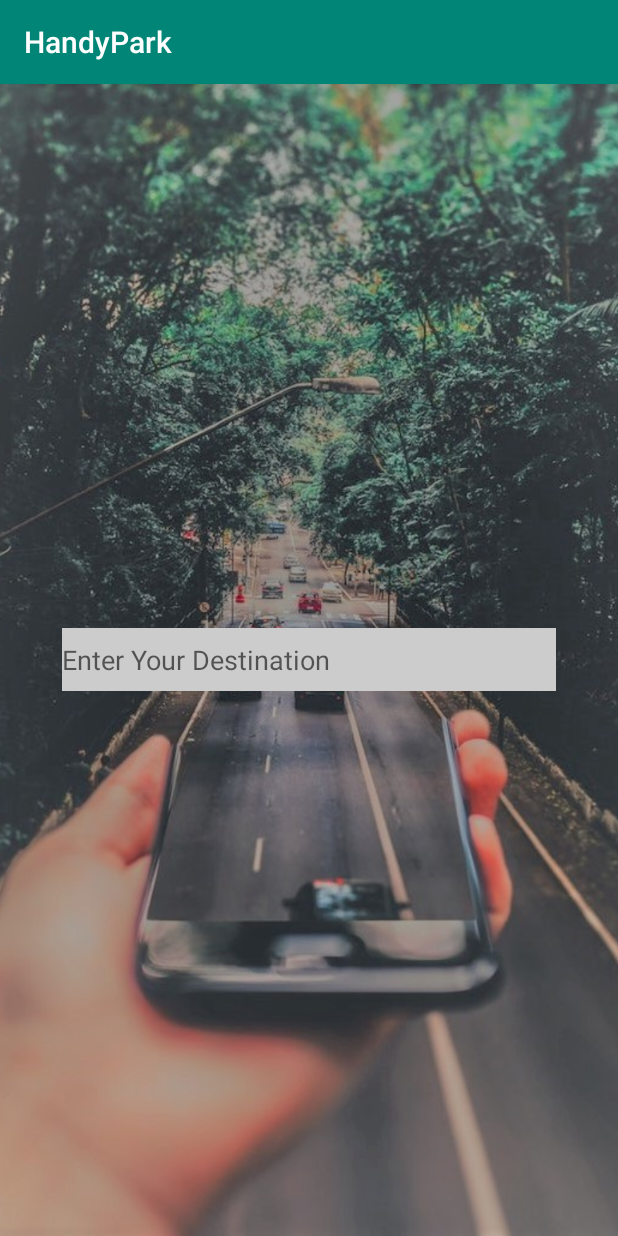
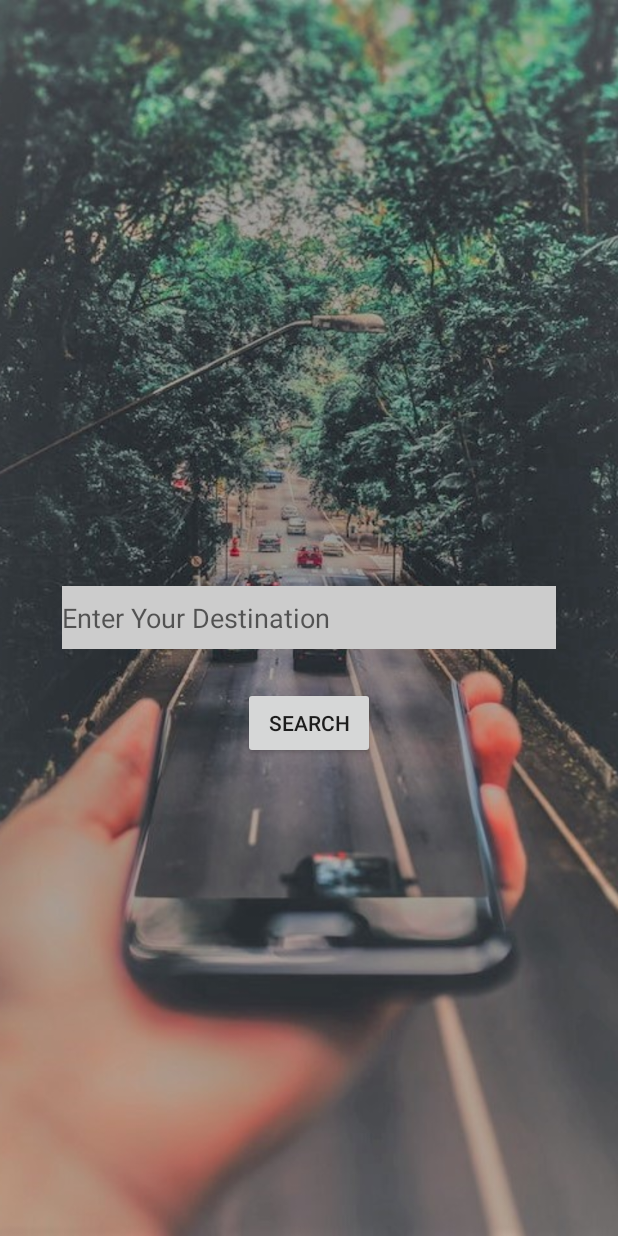
Before and after one commit to A01037479/HandyPark, an Android app: the screen it shows after launch (MainActivity), on a phone screen of 412 x 824 dp. Run offline under Robolectric (Android 15) with nearby library versions, the phone set to English and light mode, and no system bars.

Commit message:
Added second page and explicit intent that grabs search bar contents

```diff
--- a/app/src/main/AndroidManifest.xml
+++ b/app/src/main/AndroidManifest.xml
@@ -1,7 +1,7 @@
 <?xml version="1.0" encoding="utf-8"?>
 <manifest xmlns:android="http://schemas.android.com/apk/res/android"
     package="ca.bcit.handypark">
-
+    <uses-permission android:name="android.permission.INTERNET" />
     <application
         android:allowBackup="true"
         android:icon="@mipmap/ic_launcher"
@@ -9,6 +9,7 @@
         android:roundIcon="@mipmap/ic_launcher_round"
         android:supportsRtl="true"
         android:theme="@style/AppTheme">
+        <activity android:name=".ResultsActivity"></activity>
         <activity android:name=".MainActivity">
             <intent-filter>
                 <action android:name="android.intent.action.MAIN" />
--- a/app/src/main/java/ca/bcit/handypark/MainActivity.java
+++ b/app/src/main/java/ca/bcit/handypark/MainActivity.java
@@ -2,7 +2,12 @@ package ca.bcit.handypark;
 
 import androidx.appcompat.app.AppCompatActivity;
 
+import android.content.Intent;
 import android.os.Bundle;
+import android.view.View;
+import android.widget.Button;
+import android.widget.EditText;
+import android.widget.TextView;
 
 public class MainActivity extends AppCompatActivity {
 
@@ -10,5 +15,19 @@ public class MainActivity extends AppCompatActivity {
     protected void onCreate(Bundle savedInstanceState) {
         super.onCreate(savedInstanceState);
         setContentView(R.layout.activity_main);
+        Button btnSearch = findViewById(R.id.btnSearch);
+        btnSearch.setOnClickListener(btnLstnr);
     }
+
+    private View.OnClickListener btnLstnr = new View.OnClickListener() {
+        @Override
+        public void onClick(View view) {
+            EditText etDestination = findViewById(R.id.etDestination);
+            String dest = etDestination.getText().toString();
+            // Explicit intent
+            Intent intent = new Intent(MainActivity.this, ResultsActivity.class);
+            intent.putExtra("dest", "You searched for " + dest);
+            startActivity(intent);
+        }
+    };
 }
--- a/app/src/main/res/layout/activity_main.xml
+++ b/app/src/main/res/layout/activity_main.xml
@@ -31,6 +31,14 @@
             <!--        <requestFocus />-->
         </EditText>
 
+        <Button
+            android:id="@+id/btnSearch"
+            android:layout_width="wrap_content"
+            android:layout_height="wrap_content"
+            android:layout_marginTop="70dp"
+            android:layout_gravity="center"
+            android:text="@string/btnSearch" />
+
     </FrameLayout>
 
 </RelativeLayout>
--- a/app/src/main/res/values/strings.xml
+++ b/app/src/main/res/values/strings.xml
@@ -1,4 +1,5 @@
 <resources>
     <string name="app_name">HandyPark</string>
     <string name="etSearch">Enter Your Destination</string>
+    <string name="btnSearch">Search</string>
 </resources>
--- a/app/src/main/res/values/styles.xml
+++ b/app/src/main/res/values/styles.xml
@@ -2,7 +2,7 @@
 
      Base application theme.
 
-    <style name="AppTheme" parent="Theme.AppCompat.Light.DarkActionBar">
+    <style name="AppTheme" parent="Theme.AppCompat.Light.NoActionBar">
         <!-- Customize your theme here. -->
         <item name="colorPrimary">@color/colorPrimary</item>
         <item name="colorPrimaryDark">@color/colorPrimaryDark</item>
```
Also changed, not shown: app/src/main/java/ca/bcit/handypark/ResultsActivity.java (added, +21 -0 lines), app/src/main/res/layout/activity_results.xml (added, +18 -0 lines).
